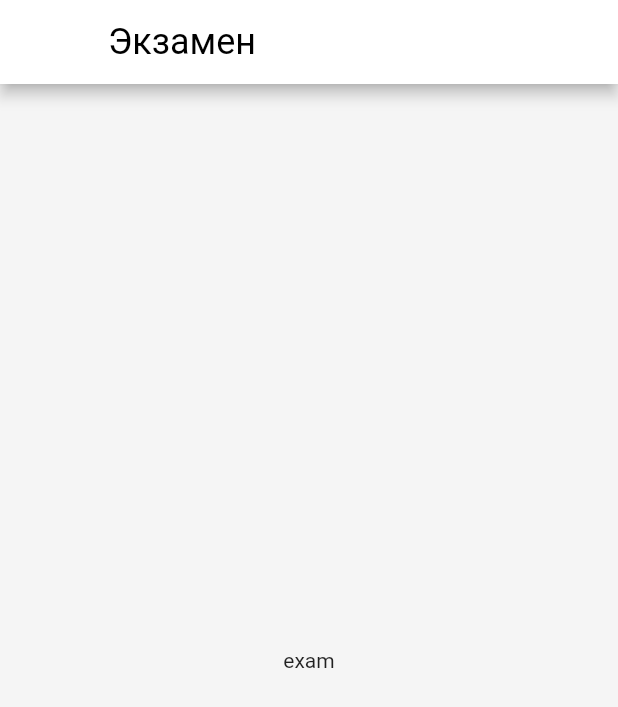
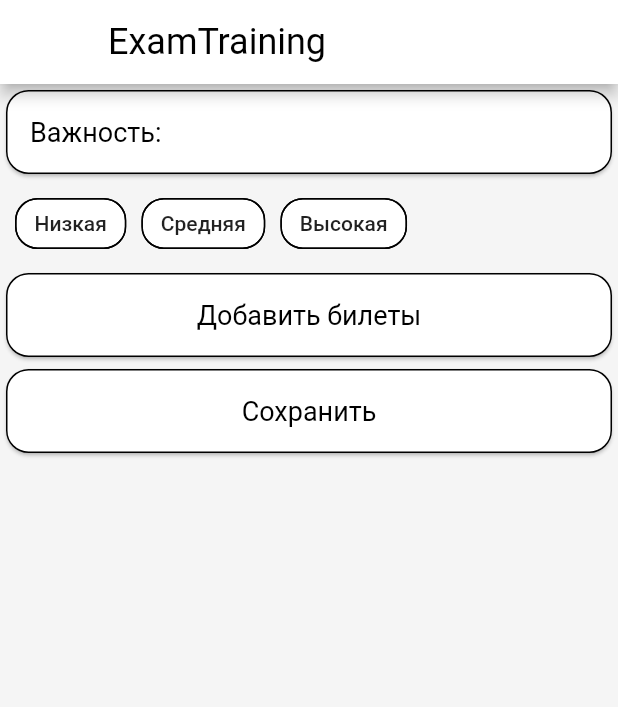
Before and after one commit to EgorShiryaev/ExamTraining, a Flutter app: the ExamInfo screen opened directly, on a phone screen of 412 x 824 dp. Shown: the top 707 px of the screen. Run offline on Flutter 3.47's test engine with Material 2 defaults, Android fonts, the phone set to English and light mode, and no system bars; our stand-ins replace flutter_slidable, google_fonts.

Commit message:
задание выполнено

```diff
--- a/lib/screens/exam_info.dart
+++ b/lib/screens/exam_info.dart
@@ -6,12 +6,72 @@ class ExamInfo extends StatelessWidget {
   @override
   Widget build(BuildContext context) {
     return Scaffold(
-      appBar: AppBar(
-        title: Text('Экзамен'),
-      ),
-      body: Center(
-        child: Text('exam'),
-      ),
-    );
+        appBar: AppBar(
+          title: const Text('ExamTraining'),
+        ),
+        body: ListView(
+          children: <Widget>[
+            const Card(
+              shape: RoundedRectangleBorder(
+                  side: BorderSide(color: Colors.black, width: 1),
+                  borderRadius: BorderRadius.all(Radius.circular(15))),
+              child: ListTile(
+                title:  Text('Важность:'),
+              ),
+            ),
+            Padding (
+              padding: const EdgeInsets.symmetric(horizontal: 10, vertical: 5),
+              child: Row(
+                children: [
+                  const Chip(
+                    backgroundColor: Colors.white,
+                    shape: RoundedRectangleBorder(
+                        side: BorderSide(color: Colors.black, width: 1),
+                        borderRadius:
+                            BorderRadius.all(const Radius.circular(15))),
+                    label: Text("Низкая"),
+                  ),
+                  const SizedBox(
+                    width: 10,
+                  ),
+                  const Chip(
+                    backgroundColor: Colors.white,
+                    shape: const RoundedRectangleBorder(
+                        side: BorderSide(color: Colors.black, width: 1),
+                        borderRadius: BorderRadius.all(Radius.circular(15))),
+                    label: const Text("Средняя"),
+                  ),
+                  const SizedBox(
+                    width: 10,
+                  ),
+                  const Chip(
+                    backgroundColor: Colors.white,
+                    shape: RoundedRectangleBorder(
+                        side: const BorderSide(color: Colors.black, width: 1),
+                        borderRadius:
+                            BorderRadius.all(const Radius.circular(15))),
+                    label: Text("Высокая"),
+                  ),
+                ],
+              ),
+            ),
+            const Card(
+              shape: RoundedRectangleBorder(
+                  side: BorderSide(color: Colors.black, width: 1),
+                  borderRadius: BorderRadius.all(Radius.circular(15))),
+              child: ListTile(
+                title: Text('Добавить билеты', textAlign: TextAlign.center),
+              ),
+            ),
+            const Card(
+              shape: const RoundedRectangleBorder(
+                  side: BorderSide(color: Colors.black, width: 1),
+                  borderRadius: const BorderRadius.all(Radius.circular(15))),
+              child: ListTile(
+                title: Text('Сохранить', textAlign: TextAlign.center),
+              ),
+            ),
+          ],
+        ));
   }
 }
```
